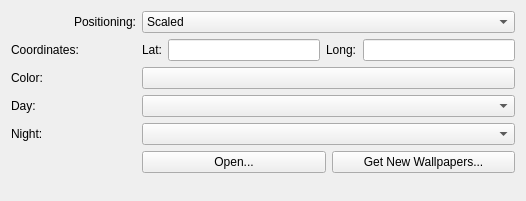
lmiphay/pdamsten-plasmoids, file day-and-night/contents/ui/config.ui: the form before one commit.
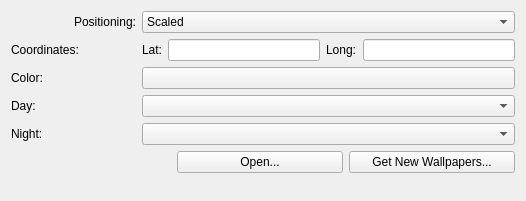
The form after the commit. Custom widgets are drawn as their Qt base class.

Commit message: give more space to buttons

```diff
--- a/day-and-night/contents/ui/config.ui
+++ b/day-and-night/contents/ui/config.ui
@@ -13,6 +13,8 @@
   <property name="windowTitle">
    <string>Color</string>
   </property>
+  <layout class="QVBoxLayout" name="verticalLayout">
+   <item>
   <layout class="QFormLayout" name="formLayout">
    <item row="0" column="0">
     <widget class="QLabel" name="positioningLabel">
@@ -205,8 +207,23 @@
      </property>
     </widget>
    </item>
-   <item row="5" column="1">
+    </layout>
+   </item>
+   <item>
     <layout class="QHBoxLayout" name="horizontalLayout">
+     <item>
+      <spacer name="horizontalSpacer">
+       <property name="orientation">
+        <enum>Qt::Horizontal</enum>
+       </property>
+       <property name="sizeHint" stdset="0">
+        <size>
+         <width>40</width>
+         <height>20</height>
+        </size>
+       </property>
+      </spacer>
+     </item>
      <item>
       <widget class="KPushButton" name="openButton">
        <property name="sizePolicy">
@@ -235,7 +252,7 @@
      </item>
     </layout>
    </item>
-   <item row="6" column="1">
+   <item>
     <spacer name="verticalSpacer">
      <property name="orientation">
       <enum>Qt::Vertical</enum>
```
Lines whose indentation alone changed are shown as unchanged.
